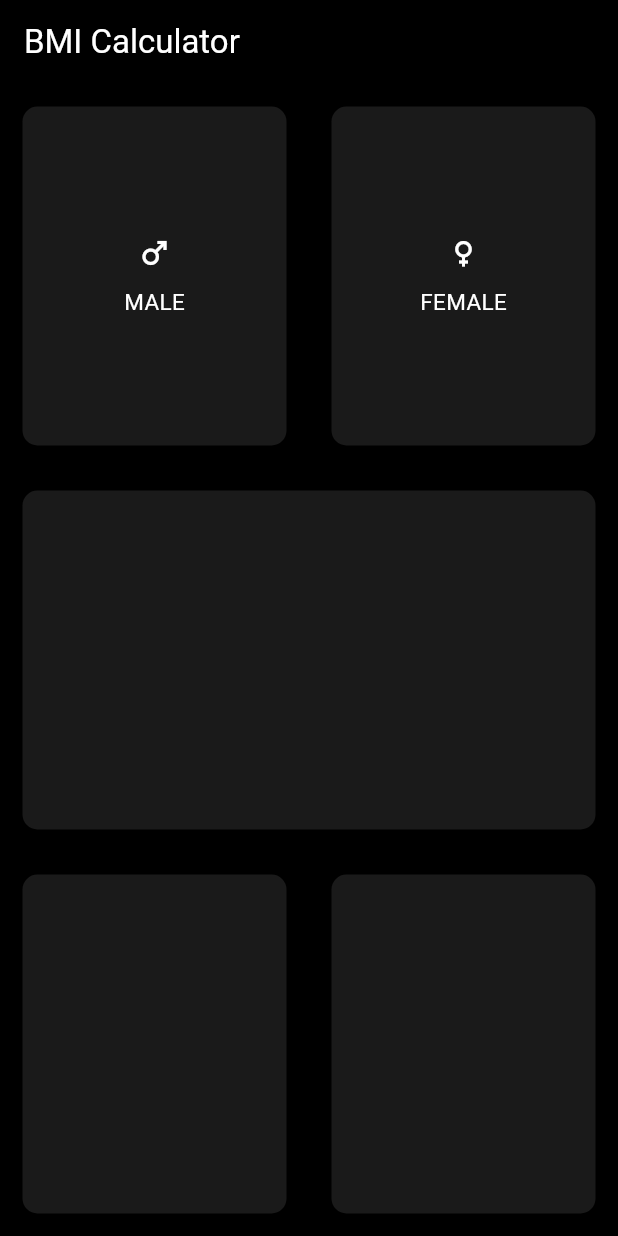
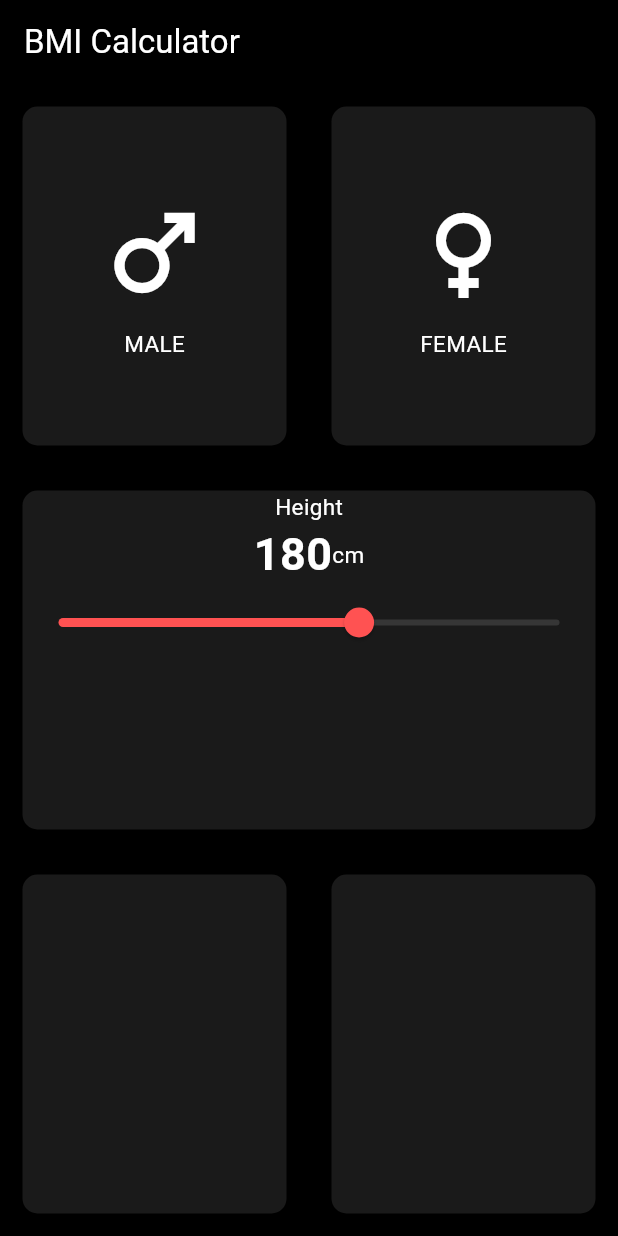
Before and after one commit to Bhattisahb/Flutter-practice-by-Husnain-Bhatti, a Flutter app: the screen it shows after launch, on a phone screen of 412 x 824 dp. Run offline on Flutter 3.47's test engine with Material 3 defaults, Android fonts, the light colour scheme and no system bars.

Commit message:
video 9
Slider added

```diff
--- a/bmi_app/lib/main.dart
+++ b/bmi_app/lib/main.dart
@@ -46,6 +46,7 @@ class BMI extends StatefulWidget {
 
 class _BMIState extends State<BMI> {
   Gender? selectGender;
+  int sliderheight=180;
   // Color malecolor = activecolor;
   // Color femalecolor = deactivecolor;
   //
@@ -84,7 +85,7 @@ class _BMIState extends State<BMI> {
                     child: Column(
                       mainAxisAlignment: MainAxisAlignment.center,
                       children: const [
-                        Icon(Icons.male, color: Colors.white),
+                        Icon(Icons.male, color: Colors.white, size: 80,),
                         SizedBox(height: 10),
                         Text(
                           "MALE",
@@ -112,7 +113,7 @@ class _BMIState extends State<BMI> {
                     child: Column(
                       mainAxisAlignment: MainAxisAlignment.center,
                       children: const [
-                        Icon(Icons.female, color: Colors.white),
+                        Icon(Icons.female, color: Colors.white, size: 80,),
                         SizedBox(height: 10),
                         Text(
                           "FEMALE",
@@ -131,11 +132,52 @@ class _BMIState extends State<BMI> {
         // Middle box (Height section, for example)
         Expanded(
           child: Container(
-            margin: const EdgeInsets.all(15),
+
+            margin: EdgeInsets.all(15),
             decoration: BoxDecoration(
-              color: Colors.white10,
-              borderRadius: BorderRadius.circular(10),
+                borderRadius: BorderRadius.circular(10),
+                color: Colors.white10
+
             ),
+            child: Column(
+              children: [
+
+                Text("Height", style: TextStyle(fontSize: 15, color: Colors.white),),
+                Row(
+
+                  mainAxisAlignment: MainAxisAlignment.center,
+                  children: [
+                    Text("$sliderheight", style: TextStyle(fontSize: 30, color: Colors.white, fontWeight: FontWeight.w700),),
+                    Text("cm", style: TextStyle(fontSize: 15, color: Colors.white),),
+
+
+                  ],
+                ),
+                Slider(
+                    value: sliderheight.toDouble(),
+                    min: 120,
+                    max: 220,
+                    activeColor: Colors.redAccent,
+                    inactiveColor: Colors.white12,
+                    onChanged: (double newvalue){
+
+                      setState(() {
+                        sliderheight=newvalue.round();
+                      });
+
+
+                    }
+
+
+
+
+
+
+                )
+              ],
+            ),
+
+
           ),
         ),
 
```
